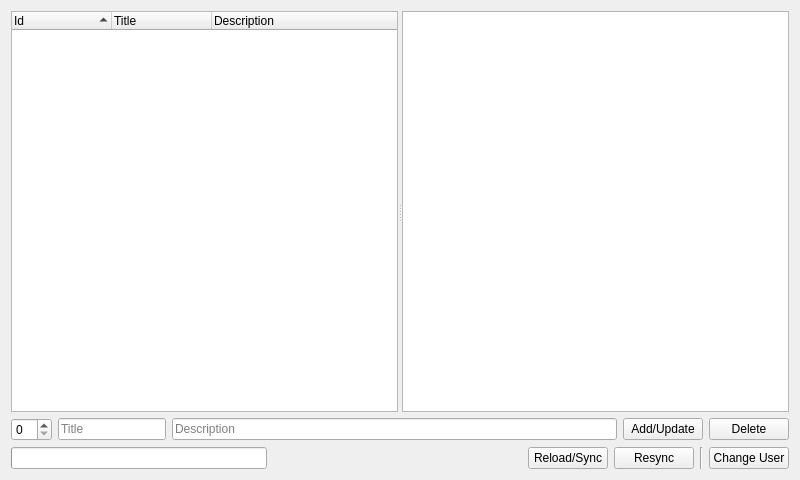
Before: the Qt Designer form examples/datasync/Example/mainwidget.ui in Skycoder42/QtDataSync, drawn with Qt 5.
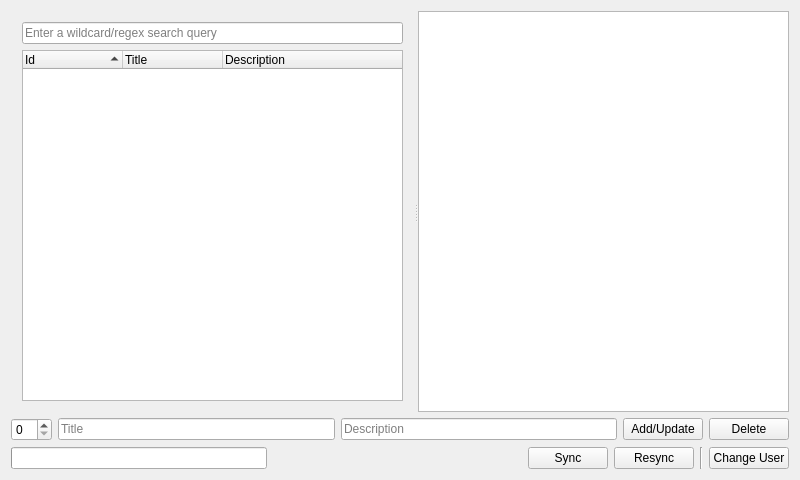
After: the same form once the commit is applied.

Commit message: added wildcard seach and default properties

What changed in the file:
```diff
--- a/examples/datasync/Example/mainwidget.ui
+++ b/examples/datasync/Example/mainwidget.ui
@@ -13,12 +13,22 @@
   <property name="windowTitle">
    <string>MainWidget</string>
   </property>
-  <layout class="QVBoxLayout" name="verticalLayout" stretch="1,0">
+  <layout class="QVBoxLayout" name="verticalLayout_2" stretch="1,0,0">
    <item>
     <widget class="QSplitter" name="splitter">
      <property name="orientation">
       <enum>Qt::Horizontal</enum>
      </property>
+     <widget class="QWidget" name="verticalLayoutWidget">
+      <layout class="QVBoxLayout" name="verticalLayout">
+       <item>
+        <widget class="QLineEdit" name="searchEdit">
+         <property name="placeholderText">
+          <string>Enter a wildcard/regex search query</string>
+         </property>
+        </widget>
+       </item>
+       <item>
      <widget class="QTreeWidget" name="dataTreeWidget">
       <property name="editTriggers">
        <set>QAbstractItemView::NoEditTriggers</set>
@@ -60,13 +70,14 @@
        </property>
       </column>
      </widget>
+       </item>
+      </layout>
+     </widget>
      <widget class="QListWidget" name="reportListWidget"/>
     </widget>
    </item>
    <item>
-    <layout class="QVBoxLayout" name="verticalLayout_2">
-     <item>
-      <layout class="QHBoxLayout" name="horizontalLayout" stretch="0,0,1,0,0">
+    <layout class="QHBoxLayout" name="horizontalLayout">
        <item>
         <widget class="QSpinBox" name="idSpinBox"/>
        </item>
@@ -121,7 +132,7 @@
        <item>
         <widget class="QPushButton" name="reloadButton">
          <property name="text">
-          <string>Reload/Sync</string>
+        <string>Sync</string>
          </property>
         </widget>
        </item>
@@ -145,8 +156,6 @@
           <string>Change User</string>
          </property>
         </widget>
-       </item>
-      </layout>
      </item>
     </layout>
    </item>
```
Lines whose indentation alone changed are shown as unchanged. The commit also changes 17 other files.
